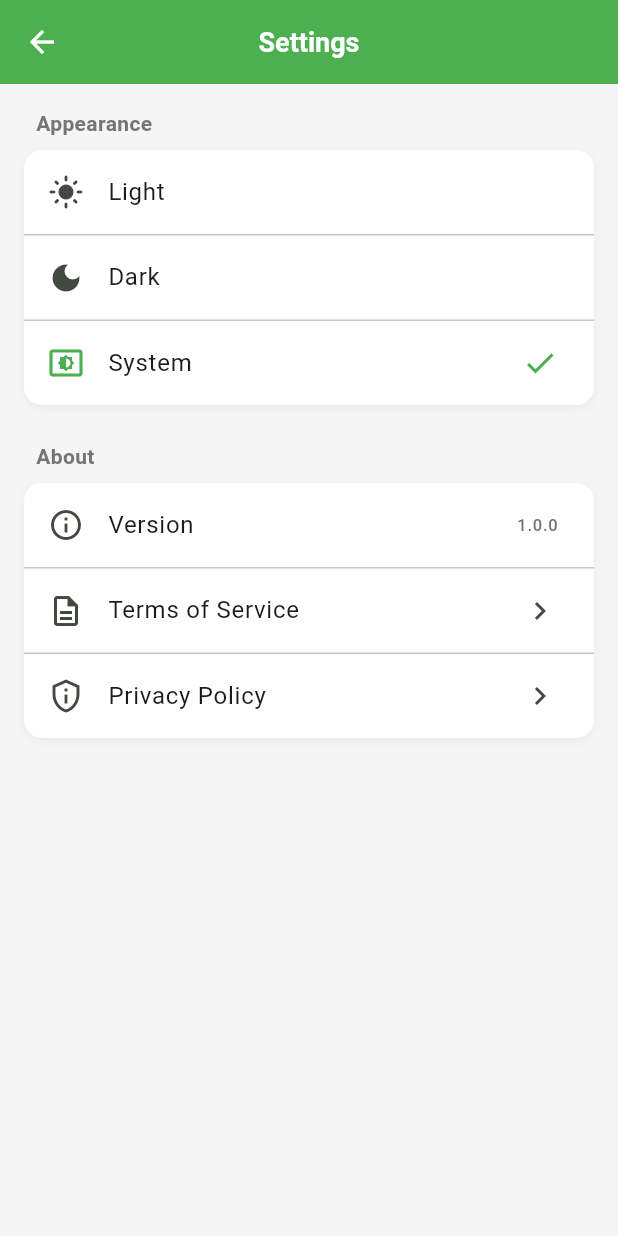
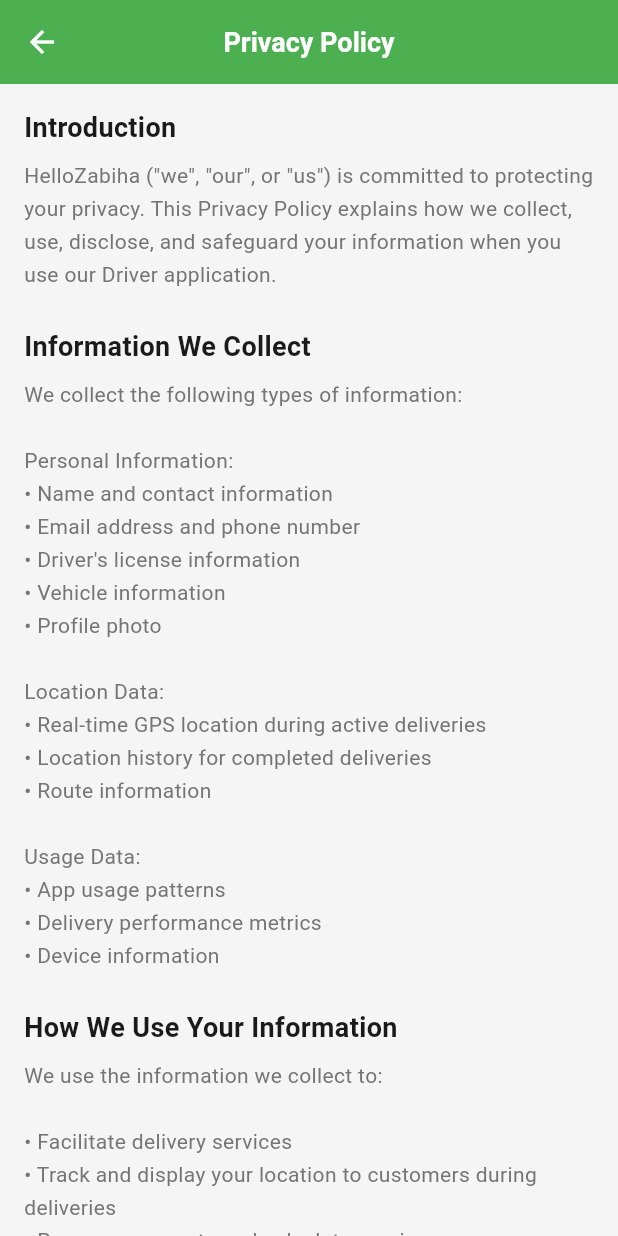
Before and after one commit to basuamlk/HelloZabihaDriverFlutter, a Flutter app: the SettingsScreen screen opened directly, after a tap on "Privacy Policy", on a phone screen of 412 x 824 dp. Run offline on Flutter 3.47's test engine with Material 3 defaults, Android fonts, the phone set to English and light mode, and no system bars; our stand-ins replace audioplayers, connectivity_plus, flutter_dotenv, flutter_local_notifications, flutter_map, geolocator and 6 more; accounts and stored records are empty.

Commit message:
Add production readiness features
- Add CacheService for offline data caching (deliveries, driver profile)
- Integrate error handling with ErrorHandler in all providers
- Add offline support to Home, Deliveries, and Profile providers
- Add Terms of Service and Privacy Policy screens
- Add error handling for Supabase realtime subscriptions
- Add unit tests for Driver model and CacheService
- Add mockito and integration_test dependencies

Co-Authored-By: Claude Opus 4.5 <noreply@anthropic.com>

```diff
--- a/lib/providers/deliveries_provider.dart
+++ b/lib/providers/deliveries_provider.dart
@@ -1,16 +1,21 @@
 import 'package:flutter/foundation.dart';
 import '../models/delivery.dart';
 import '../services/delivery_service.dart';
+import '../services/cache_service.dart';
+import '../utils/error_handler.dart';
 
 enum DeliveryFilter { all, pending, completed }
 
 class DeliveriesProvider extends ChangeNotifier {
   final DeliveryService _deliveryService = DeliveryService.instance;
+  final CacheService _cacheService = CacheService.instance;
 
   List<Delivery> _allDeliveries = [];
   DeliveryFilter _currentFilter = DeliveryFilter.all;
   bool _isLoading = false;
   String? _errorMessage;
+  bool _isFromCache = false;
+  String? _lastSyncTime;
 
   List<Delivery> get deliveries {
     switch (_currentFilter) {
@@ -28,6 +33,8 @@ class DeliveriesProvider extends ChangeNotifier {
   DeliveryFilter get currentFilter => _currentFilter;
   bool get isLoading => _isLoading;
   String? get errorMessage => _errorMessage;
+  bool get isFromCache => _isFromCache;
+  String? get lastSyncTime => _lastSyncTime;
 
   Future<void> loadDeliveries() async {
     _isLoading = true;
@@ -35,11 +42,27 @@ class DeliveriesProvider extends ChangeNotifier {
     notifyListeners();
 
     try {
+      // Try to fetch from network
       _allDeliveries = await _deliveryService.getDriverDeliveries();
+      _isFromCache = false;
+
+      // Cache the data for offline use
+      await _cacheService.cacheDeliveries(_allDeliveries);
+      _lastSyncTime = await _cacheService.getLastSyncString();
+
       _isLoading = false;
       notifyListeners();
     } catch (e) {
-      _errorMessage = 'Failed to load deliveries';
+      // Try to load from cache on network error
+      final cachedDeliveries = await _cacheService.getCachedDeliveries();
+      if (cachedDeliveries.isNotEmpty) {
+        _allDeliveries = cachedDeliveries;
+        _isFromCache = true;
+        _lastSyncTime = await _cacheService.getLastSyncString();
+        _errorMessage = null; // Clear error since we have cached data
+      } else {
+        _errorMessage = ErrorHandler.getUserMessage(e);
+      }
       _isLoading = false;
       notifyListeners();
     }
--- a/lib/providers/home_provider.dart
+++ b/lib/providers/home_provider.dart
@@ -3,11 +3,14 @@ import '../models/delivery.dart';
 import '../services/delivery_service.dart';
 import '../services/driver_service.dart';
 import '../services/location_service.dart';
+import '../services/cache_service.dart';
+import '../utils/error_handler.dart';
 
 class HomeProvider extends ChangeNotifier {
   final DeliveryService _deliveryService = DeliveryService.instance;
   final DriverService _driverService = DriverService.instance;
   final LocationService _locationService = LocationService.instance;
+  final CacheService _cacheService = CacheService.instance;
 
   String _driverName = 'Driver';
   bool _isAvailable = false;
@@ -20,6 +23,7 @@ class HomeProvider extends ChangeNotifier {
   List<Delivery> _assignedDeliveries = [];
   bool _isLoading = false;
   String? _errorMessage;
+  bool _isFromCache = false;
 
   String get driverName => _driverName;
   bool get isAvailable => _isAvailable;
@@ -33,6 +37,7 @@ class HomeProvider extends ChangeNotifier {
   bool get isLoading => _isLoading;
   String? get errorMessage => _errorMessage;
   bool get isTracking => _locationService.isTracking;
+  bool get isFromCache => _isFromCache;
 
   Future<void> loadData() async {
     _isLoading = true;
@@ -47,6 +52,9 @@ class HomeProvider extends ChangeNotifier {
         _isAvailable = driver.isAvailable;
         _rating = driver.rating ?? 0.0;
 
+        // Cache driver for offline use
+        await _cacheService.cacheDriver(driver);
+
         // Sync location tracking with availability
         if (_isAvailable && !_locationService.isTracking) {
           _locationService.startTracking();
@@ -56,7 +64,45 @@ class HomeProvider extends ChangeNotifier {
       // Get all deliveries
       final deliveries = await _deliveryService.getDriverDeliveries();
 
-      // Calculate statistics
+      // Process deliveries for statistics
+      _processDeliveries(deliveries);
+
+      _isFromCache = false;
+
+      // Cache deliveries for offline use
+      await _cacheService.cacheDeliveries(deliveries);
+
+      _isLoading = false;
+      notifyListeners();
+    } catch (e) {
+      // Try to load from cache on network error
+      final cachedDeliveries = await _cacheService.getCachedDeliveries();
+      final cachedDriver = await _cacheService.getCachedDriver();
+
+      if (cachedDeliveries.isNotEmpty || cachedDriver != null) {
+        _isFromCache = true;
+
+        if (cachedDriver != null) {
+          _driverName = cachedDriver.name;
+          _isAvailable = cachedDriver.isAvailable;
+          _rating = cachedDriver.rating ?? 0.0;
+        }
+
+        if (cachedDeliveries.isNotEmpty) {
+          _processDeliveries(cachedDeliveries);
+        }
+
+        _errorMessage = null; // Clear error since we have cached data
+      } else {
+        _errorMessage = ErrorHandler.getUserMessage(e);
+      }
+
+      _isLoading = false;
+      notifyListeners();
+    }
+  }
+
+  void _processDeliveries(List<Delivery> deliveries) {
     final now = DateTime.now();
     final todayStart = DateTime(now.year, now.month, now.day);
 
@@ -69,29 +115,17 @@ class HomeProvider extends ChangeNotifier {
     _todayEarnings = todayDeliveriesList.fold(
         0.0, (sum, d) => sum + (d.totalAmount * 0.15));
 
-      // Find active delivery (in progress)
     _activeDelivery = deliveries.cast<Delivery?>().firstWhere(
           (d) => d!.status.isActive,
           orElse: () => null,
         );
 
-      // Get assigned deliveries (not started yet)
     _assignedDeliveries = deliveries
         .where((d) => d.status == DeliveryStatus.assigned)
         .toList();
 
     _pendingDeliveries = deliveries.where((d) => d.status.isPending).length;
-
-      // Get recent deliveries (last 5)
     _recentDeliveries = deliveries.take(5).toList();
-
-      _isLoading = false;
-      notifyListeners();
-    } catch (e) {
-      _errorMessage = 'Failed to load data';
-      _isLoading = false;
-      notifyListeners();
-    }
   }
 
   Future<void> refresh() async {
--- a/lib/providers/profile_provider.dart
+++ b/lib/providers/profile_provider.dart
@@ -5,23 +5,28 @@ import '../models/delivery.dart';
 import '../services/driver_service.dart';
 import '../services/delivery_service.dart';
 import '../services/auth_service.dart';
+import '../services/cache_service.dart';
+import '../utils/error_handler.dart';
 
 class ProfileProvider extends ChangeNotifier {
   final DriverService _driverService = DriverService.instance;
   final DeliveryService _deliveryService = DeliveryService.instance;
   final AuthService _authService = AuthService.instance;
+  final CacheService _cacheService = CacheService.instance;
 
   Driver? _driver;
   int _weeklyDeliveries = 0;
   int _monthlyDeliveries = 0;
   bool _isLoading = false;
   String? _errorMessage;
+  bool _isFromCache = false;
 
   Driver? get driver => _driver;
   int get weeklyDeliveries => _weeklyDeliveries;
   int get monthlyDeliveries => _monthlyDeliveries;
   bool get isLoading => _isLoading;
   String? get errorMessage => _errorMessage;
+  bool get isFromCache => _isFromCache;
 
   Future<void> loadProfile() async {
     _isLoading = true;
@@ -74,12 +79,24 @@ class ProfileProvider extends ChangeNotifier {
         if (_driver!.totalDeliveries != completedDeliveries.length) {
           _driver = _driver!.copyWith(totalDeliveries: completedDeliveries.length);
         }
+
+        // Cache driver for offline use
+        await _cacheService.cacheDriver(_driver!);
       }
 
+      _isFromCache = false;
       _isLoading = false;
       notifyListeners();
     } catch (e) {
-      _errorMessage = 'Failed to load profile';
+      // Try to load from cache on network error
+      final cachedDriver = await _cacheService.getCachedDriver();
+      if (cachedDriver != null) {
+        _driver = cachedDriver;
+        _isFromCache = true;
+        _errorMessage = null; // Clear error since we have cached data
+      } else {
+        _errorMessage = ErrorHandler.getUserMessage(e);
+      }
       _isLoading = false;
       notifyListeners();
     }
@@ -130,7 +147,7 @@ class ProfileProvider extends ChangeNotifier {
         return false;
       }
     } catch (e) {
-      _errorMessage = 'Failed to update profile';
+      _errorMessage = ErrorHandler.getUserMessage(e);
       _isLoading = false;
       notifyListeners();
       return false;
@@ -164,7 +181,7 @@ class ProfileProvider extends ChangeNotifier {
         return false;
       }
     } catch (e) {
-      _errorMessage = 'Failed to update personal info';
+      _errorMessage = ErrorHandler.getUserMessage(e);
       _isLoading = false;
       notifyListeners();
       return false;
@@ -202,7 +219,7 @@ class ProfileProvider extends ChangeNotifier {
         return false;
       }
     } catch (e) {
-      _errorMessage = 'Failed to update vehicle info';
+      _errorMessage = ErrorHandler.getUserMessage(e);
       _isLoading = false;
       notifyListeners();
       return false;
@@ -242,7 +259,7 @@ class ProfileProvider extends ChangeNotifier {
         return false;
       }
     } catch (e) {
-      _errorMessage = 'Failed to update capacity settings';
+      _errorMessage = ErrorHandler.getUserMessage(e);
       _isLoading = false;
       notifyListeners();
       return false;
@@ -274,7 +291,7 @@ class ProfileProvider extends ChangeNotifier {
         return false;
       }
     } catch (e) {
-      _errorMessage = 'Upload error: $e';
+      _errorMessage = ErrorHandler.getUserMessage(e);
       _isLoading = false;
       notifyListeners();
       return false;
@@ -302,7 +319,7 @@ class ProfileProvider extends ChangeNotifier {
         return false;
       }
     } catch (e) {
-      _errorMessage = 'Failed to delete photo';
+      _errorMessage = ErrorHandler.getUserMessage(e);
       _isLoading = false;
       notifyListeners();
       return false;
--- /dev/null
+++ b/lib/screens/legal/privacy_policy_screen.dart
@@ -0,0 +1,147 @@
+import 'package:flutter/material.dart';
+import '../../theme/app_theme.dart';
+
+class PrivacyPolicyScreen extends StatelessWidget {
+  const PrivacyPolicyScreen({super.key});
+
+  @override
+  Widget build(BuildContext context) {
+    return Scaffold(
+      appBar: AppBar(
+        title: const Text('Privacy Policy'),
+      ),
+      body: SingleChildScrollView(
+        padding: const EdgeInsets.all(AppTheme.spacingM),
+        child: Column(
+          crossAxisAlignment: CrossAxisAlignment.start,
+          children: [
+            _buildSection(
+              'Introduction',
+              'HelloZabiha ("we", "our", or "us") is committed to protecting your privacy. This Privacy Policy explains how we collect, use, disclose, and safeguard your information when you use our Driver application.',
+            ),
+            _buildSection(
+              'Information We Collect',
+              '''We collect the following types of information:
+
+Personal Information:
+• Name and contact information
+• Email address and phone number
+• Driver's license information
+• Vehicle information
+• Profile photo
+
+Location Data:
+• Real-time GPS location during active deliveries
+• Location history for completed deliveries
+• Route information
+
+Usage Data:
+• App usage patterns
+• Delivery performance metrics
+• Device information''',
+            ),
+            _buildSection(
+              'How We Use Your Information',
+              '''We use the information we collect to:
+
+• Facilitate delivery services
+• Track and display your location to customers during deliveries
+• Process payments and calculate earnings
+• Communicate important updates and notifications
+• Improve our services and app functionality
+• Ensure safety and security
+• Comply with legal obligations''',
+            ),
+            _buildSection(
+              'Location Tracking',
+              'We collect your location data only when you are actively on a delivery or have marked yourself as available. You can control location permissions through your device settings. Note that location tracking is required for the core functionality of the delivery service.',
+            ),
+            _buildSection(
+              'Data Sharing',
+              '''We may share your information with:
+
+• Customers (limited info such as name, photo, and real-time location during active deliveries)
+• Payment processors for earnings disbursement
+• Service providers who assist our operations
+• Law enforcement when required by law
+• Other parties with your consent''',
+            ),
+            _buildSection(
+              'Data Security',
+              'We implement appropriate technical and organizational measures to protect your personal information against unauthorized access, alteration, disclosure, or destruction.',
+            ),
+            _buildSection(
+              'Data Retention',
+              'We retain your personal information for as long as your account is active or as needed to provide services. We may retain certain information for legal compliance, dispute resolution, and enforcement of agreements.',
+            ),
+            _buildSection(
+              'Your Rights',
+              '''You have the right to:
+
+• Access your personal data
+• Correct inaccurate data
+• Request deletion of your data
+• Opt-out of marketing communications
+• Export your data
+
+To exercise these rights, contact us at privacy@hellozabiha.com''',
+            ),
+            _buildSection(
+              'Children\'s Privacy',
+              'Our service is not intended for individuals under 18 years of age. We do not knowingly collect personal information from children.',
+            ),
+            _buildSection(
+              'Changes to This Policy',
+              'We may update this Privacy Policy from time to time. We will notify you of any changes by posting the new policy in the app and updating the "Last updated" date.',
+            ),
+            _buildSection(
+              'Contact Us',
+              '''If you have questions about this Privacy Policy, please contact us:
+
+Email: privacy@hellozabiha.com
+Address: HelloZabiha Inc.''',
+            ),
+            const SizedBox(height: AppTheme.spacingM),
+            Text(
+              'Last updated: February 2026',
+              style: TextStyle(
+                color: Colors.grey[600],
+                fontSize: 12,
+                fontStyle: FontStyle.italic,
+              ),
+            ),
+            const SizedBox(height: AppTheme.spacingXL),
+          ],
+        ),
+      ),
+    );
+  }
+
+  Widget _buildSection(String title, String content) {
+    return Padding(
+      padding: const EdgeInsets.only(bottom: AppTheme.spacingL),
+      child: Column(
+        crossAxisAlignment: CrossAxisAlignment.start,
+        children: [
+          Text(
+            title,
+            style: const TextStyle(
+              fontSize: 18,
+              fontWeight: FontWeight.bold,
+              color: AppTheme.textPrimary,
+            ),
+          ),
+          const SizedBox(height: AppTheme.spacingS),
+          Text(
+            content,
+            style: const TextStyle(
+              fontSize: 14,
+              height: 1.6,
+              color: AppTheme.textSecondary,
+            ),
+          ),
+        ],
+      ),
+    );
+  }
+}
--- /dev/null
+++ b/lib/screens/legal/terms_of_service_screen.dart
@@ -0,0 +1,112 @@
+import 'package:flutter/material.dart';
+import '../../theme/app_theme.dart';
+
+class TermsOfServiceScreen extends StatelessWidget {
+  const TermsOfServiceScreen({super.key});
+
+  @override
+  Widget build(BuildContext context) {
+    return Scaffold(
+      appBar: AppBar(
+        title: const Text('Terms of Service'),
+      ),
+      body: SingleChildScrollView(
+        padding: const EdgeInsets.all(AppTheme.spacingM),
+        child: Column(
+          crossAxisAlignment: CrossAxisAlignment.start,
+          children: [
+            _buildSection(
+              'Agreement to Terms',
+              'By accessing or using the HelloZabiha Driver application, you agree to be bound by these Terms of Service. If you do not agree to these terms, please do not use the application.',
+            ),
+            _buildSection(
+              'Driver Requirements',
+              '''To use the HelloZabiha Driver app, you must:
+
+• Be at least 18 years of age
+• Possess a valid driver's license
+• Have access to a reliable vehicle
+• Maintain valid auto insurance
+• Pass any required background checks
+• Comply with all local, state, and federal laws''',
+            ),
+            _buildSection(
+              'Service Description',
+              'HelloZabiha Driver is a platform that connects delivery drivers with customers ordering halal meat products. As a driver, you are responsible for picking up orders from designated locations and delivering them to customers in a timely and professional manner.',
+            ),
+            _buildSection(
+              'Your Responsibilities',
+              '''As a HelloZabiha driver, you agree to:
+
+• Maintain the cold chain for all refrigerated products
+• Handle all products with care and professionalism
+• Deliver orders within the estimated timeframes
+• Communicate professionally with customers
+• Follow all food safety guidelines
+• Keep your vehicle clean and suitable for food delivery
+• Accurately report delivery status updates''',
+            ),
+            _buildSection(
+              'Payment Terms',
+              'Payment for completed deliveries will be processed according to the payment schedule and rates communicated to you through the app. HelloZabiha reserves the right to adjust payment rates with prior notice.',
+            ),
+            _buildSection(
+              'Termination',
+              'HelloZabiha reserves the right to suspend or terminate your access to the Driver app at any time for violation of these terms, poor performance, or any other reason at our sole discretion.',
+            ),
+            _buildSection(
+              'Limitation of Liability',
+              'HelloZabiha shall not be liable for any indirect, incidental, special, consequential, or punitive damages resulting from your use of or inability to use the service.',
+            ),
+            _buildSection(
+              'Changes to Terms',
+              'We may modify these Terms of Service at any time. Continued use of the app after changes constitutes acceptance of the new terms.',
+            ),
+            _buildSection(
+              'Contact Us',
+              'If you have questions about these Terms of Service, please contact us at support@hellozabiha.com',
+            ),
+            const SizedBox(height: AppTheme.spacingM),
+            Text(
+              'Last updated: February 2026',
+              style: TextStyle(
+                color: Colors.grey[600],
+                fontSize: 12,
+                fontStyle: FontStyle.italic,
+              ),
+            ),
+            const SizedBox(height: AppTheme.spacingXL),
+          ],
+        ),
+      ),
+    );
+  }
+
+  Widget _buildSection(String title, String content) {
+    return Padding(
+      padding: const EdgeInsets.only(bottom: AppTheme.spacingL),
+      child: Column(
+        crossAxisAlignment: CrossAxisAlignment.start,
+        children: [
+          Text(
+            title,
+            style: const TextStyle(
+              fontSize: 18,
+              fontWeight: FontWeight.bold,
+              color: AppTheme.textPrimary,
+            ),
+          ),
+          const SizedBox(height: AppTheme.spacingS),
+          Text(
+            content,
+            style: const TextStyle(
+              fontSize: 14,
+              height: 1.6,
+              color: AppTheme.textSecondary,
+            ),
+          ),
+        ],
+      ),
+    );
+  }
+}
--- a/lib/screens/settings/settings_screen.dart
+++ b/lib/screens/settings/settings_screen.dart
@@ -2,6 +2,8 @@ import 'package:flutter/material.dart';
 import 'package:provider/provider.dart';
 import '../../providers/theme_provider.dart';
 import '../../theme/app_theme.dart';
+import '../legal/terms_of_service_screen.dart';
+import '../legal/privacy_policy_screen.dart';
 
 class SettingsScreen extends StatelessWidget {
   const SettingsScreen({super.key});
@@ -151,7 +153,12 @@ class SettingsScreen extends StatelessWidget {
             title: const Text('Terms of Service'),
             trailing: const Icon(Icons.chevron_right),
             onTap: () {
-              // TODO: Navigate to terms
+              Navigator.push(
+                context,
+                MaterialPageRoute(
+                  builder: (_) => const TermsOfServiceScreen(),
+                ),
+              );
             },
           ),
           const Divider(height: 1),
@@ -160,7 +167,12 @@ class SettingsScreen extends StatelessWidget {
             title: const Text('Privacy Policy'),
             trailing: const Icon(Icons.chevron_right),
             onTap: () {
-              // TODO: Navigate to privacy policy
+              Navigator.push(
+                context,
+                MaterialPageRoute(
+                  builder: (_) => const PrivacyPolicyScreen(),
+                ),
+              );
             },
           ),
         ],
--- a/lib/services/delivery_service.dart
+++ b/lib/services/delivery_service.dart
@@ -319,11 +319,17 @@ class DeliveryService {
   }
 
   /// Subscribe to delivery updates (real-time)
+  /// Returns a stream that gracefully handles errors without crashing
   Stream<Delivery> subscribeToDelivery(String deliveryId) {
     return _client
         .from('deliveries')
         .stream(primaryKey: ['id'])
         .eq('id', deliveryId)
-        .map((data) => Delivery.fromJson(data.first));
+        .map((data) => Delivery.fromJson(data.first))
+        .handleError((error) {
+          // Log error but don't propagate - prevents crashes
+          // ignore: avoid_print
+          print('Delivery subscription error: $error');
+        });
   }
 }
--- a/pubspec.yaml
+++ b/pubspec.yaml
@@ -54,6 +54,10 @@ dev_dependencies:
   flutter_test:
     sdk: flutter
   flutter_lints: ^6.0.0
+  integration_test:
+    sdk: flutter
+  mockito: ^5.4.4
+  build_runner: ^2.4.8
 
 flutter:
   uses-material-design: true
```
Also changed, not shown: lib/providers/auth_provider.dart (+7 -6 lines), lib/providers/messaging_provider.dart (+14 -2 lines), lib/providers/notifications_provider.dart (+18 -1 lines), lib/services/cache_service.dart (added, +118 -0 lines), lib/services/messaging_service.dart (+7 -1 lines), pubspec.lock, 2 other files. Lines whose indentation alone changed are shown as unchanged.
